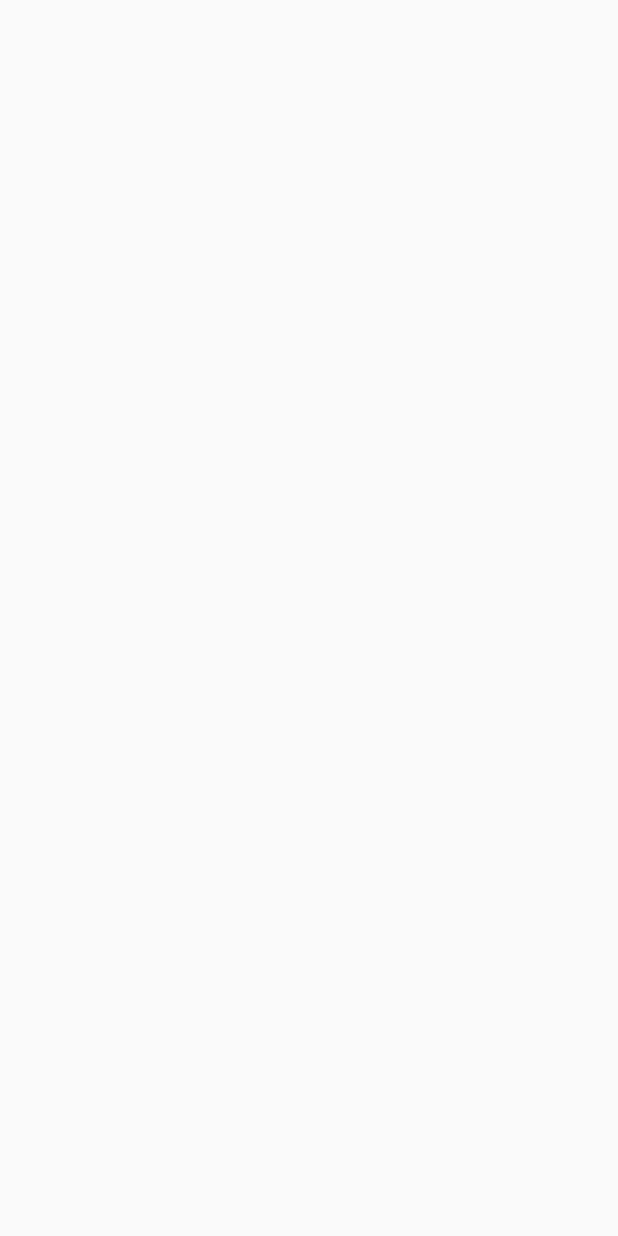
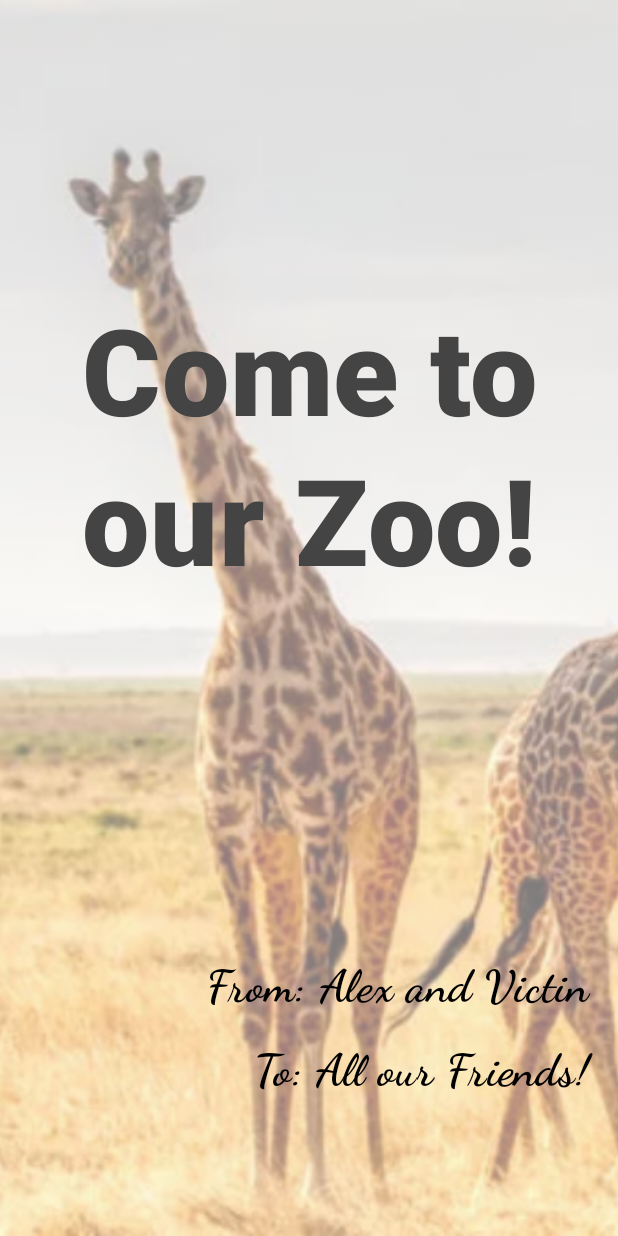
Before and after one commit to alexiaissant/CartaoDeVisitas, an Android app built with Jetpack Compose: the screen it shows after launch (MainActivity), on a phone screen of 412 x 824 dp. Before the commit the screen is empty. Run offline under Robolectric (Android 15) with nearby library versions, the phone set to English and light mode, and no system bars.

Commit message:
third commit

```diff
--- a/app/src/main/java/com/example/cartodevisitas/MainActivity.kt
+++ b/app/src/main/java/com/example/cartodevisitas/MainActivity.kt
@@ -3,22 +3,91 @@ package com.example.cartodevisitas
 import android.os.Bundle
 import androidx.activity.ComponentActivity
 import androidx.activity.compose.setContent
+import androidx.compose.foundation.Image
+import androidx.compose.foundation.layout.Arrangement
+import androidx.compose.foundation.layout.Box
+import androidx.compose.foundation.layout.Column
 import androidx.compose.foundation.layout.fillMaxSize
+import androidx.compose.foundation.layout.fillMaxWidth
+import androidx.compose.foundation.layout.padding
 import androidx.compose.material3.MaterialTheme
 import androidx.compose.material3.Surface
 import androidx.compose.material3.Text
 import androidx.compose.runtime.Composable
+import androidx.compose.ui.Alignment
 import androidx.compose.ui.Modifier
+import androidx.compose.ui.geometry.Offset
+import androidx.compose.ui.graphics.Color
+import androidx.compose.ui.graphics.Shadow
+import androidx.compose.ui.layout.ContentScale
+import androidx.compose.ui.res.painterResource
+import androidx.compose.ui.text.font.FontFamily
+import androidx.compose.ui.text.font.FontWeight
+import androidx.compose.ui.text.style.TextAlign
 import androidx.compose.ui.tooling.preview.Preview
+import androidx.compose.ui.unit.dp
+import androidx.compose.ui.unit.sp
 import com.example.cartodevisitas.ui.theme.CartãoDeVisitasTheme
+import java.time.format.TextStyle
 
 class MainActivity : ComponentActivity() {
     override fun onCreate(savedInstanceState: Bundle?) {
         super.onCreate(savedInstanceState)
         setContent {
             CartãoDeVisitasTheme {
-                // A surface container using the 'background' color from the theme
+                telaCartãoVisita()
             }
         }
     }
 }
+
+@Preview(showSystemUi = true)
+@Composable
+fun telaCartãoVisita() {
+    Box {
+        Image(
+            painter = painterResource(id = R.drawable.girafa),
+            contentDescription = "verde",
+            contentScale = ContentScale.Crop,
+            modifier = Modifier.fillMaxSize(),
+            alpha = 0.5F,
+        )
+        Column(
+            modifier = Modifier.fillMaxSize(),
+            verticalArrangement = Arrangement.spacedBy(20.dp),
+            horizontalAlignment = Alignment.CenterHorizontally,
+        ) {
+            Text(
+                text = "Come to our Zoo!",
+                fontSize = 80.sp,
+                color = Color.DarkGray,
+                fontWeight = FontWeight.Black,
+                fontFamily = FontFamily.Default,
+                textAlign = TextAlign.Center,
+                modifier = Modifier
+                    .padding(top = 200.dp)
+                    .padding(bottom = 220.dp),
+                lineHeight = 100.sp
+            )
+            Destinatario(text = "From: Alex and Victin")
+            Destinatario(text = "To: All our Friends!")
+
+        }
+
+    }
+}
+
+@Composable
+fun Destinatario(text: String) {
+    Text(
+        text = text,
+        fontSize = 30.sp,
+        color = Color.Black,
+        fontWeight = FontWeight.Bold,
+        fontFamily = FontFamily.Cursive,
+        textAlign = TextAlign.End,
+        modifier = Modifier
+            .fillMaxWidth()
+            .padding(end = 20.dp)
+    )
+}
```
Also changed, not shown: app/src/main/res/drawable/girafa.webp (added), app/src/main/res/drawable/verde.webp (added).
